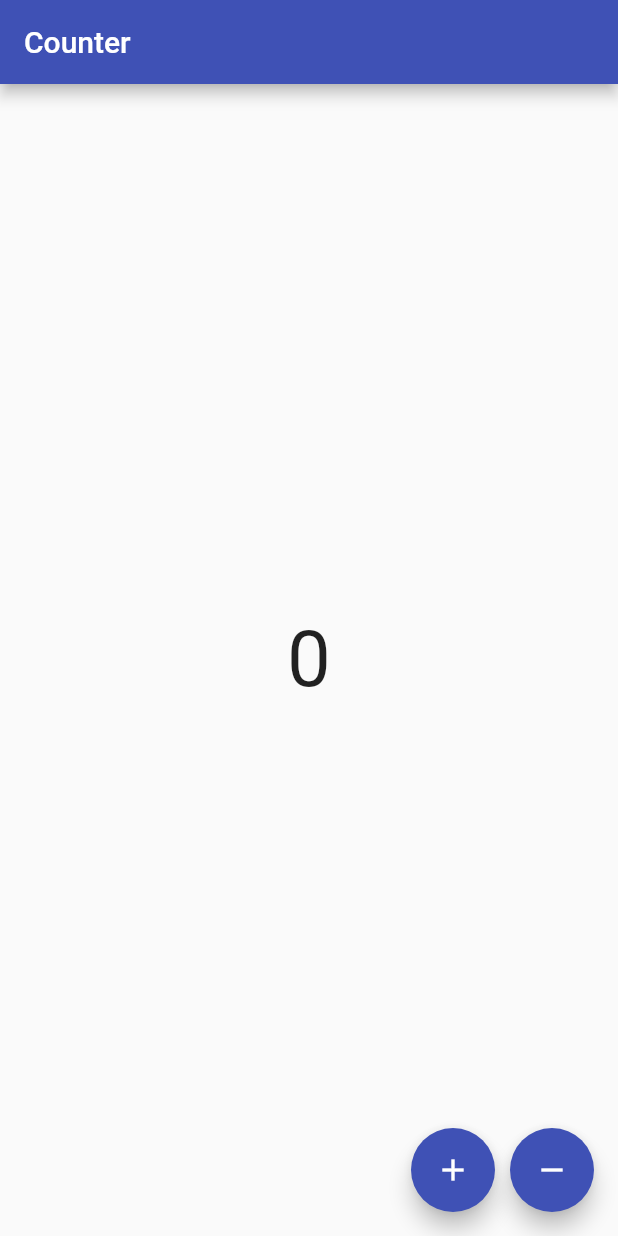
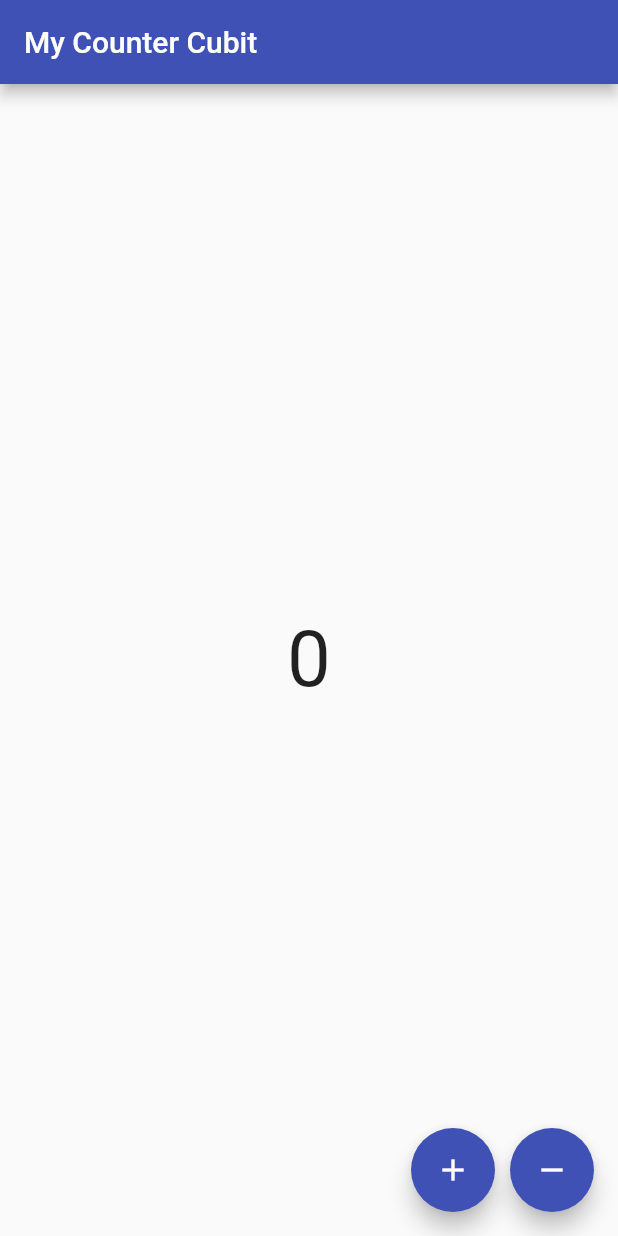
Before and after one commit to deffaalaika/counter_bloc_app, a Flutter app: the screen it shows after launch, on a phone screen of 412 x 824 dp. Run offline on Flutter 3.47's test engine with Material 2 defaults, Android fonts, the phone set to English and light mode, and no system bars; our stand-ins replace bloc, equatable, flutter_bloc.

Commit message:
initial commit cubit

```diff
--- a/lib/main.dart
+++ b/lib/main.dart
@@ -35,7 +35,7 @@ class MyHomePage extends StatelessWidget {
   Widget build(BuildContext context) {
     return Scaffold(
       appBar: AppBar(
-        title: Text('Counter'),
+        title: Text('My Counter Cubit'),
       ),
       body: BlocConsumer<CounterCubit, CounterState>(
         listener: (context, state) {
```
